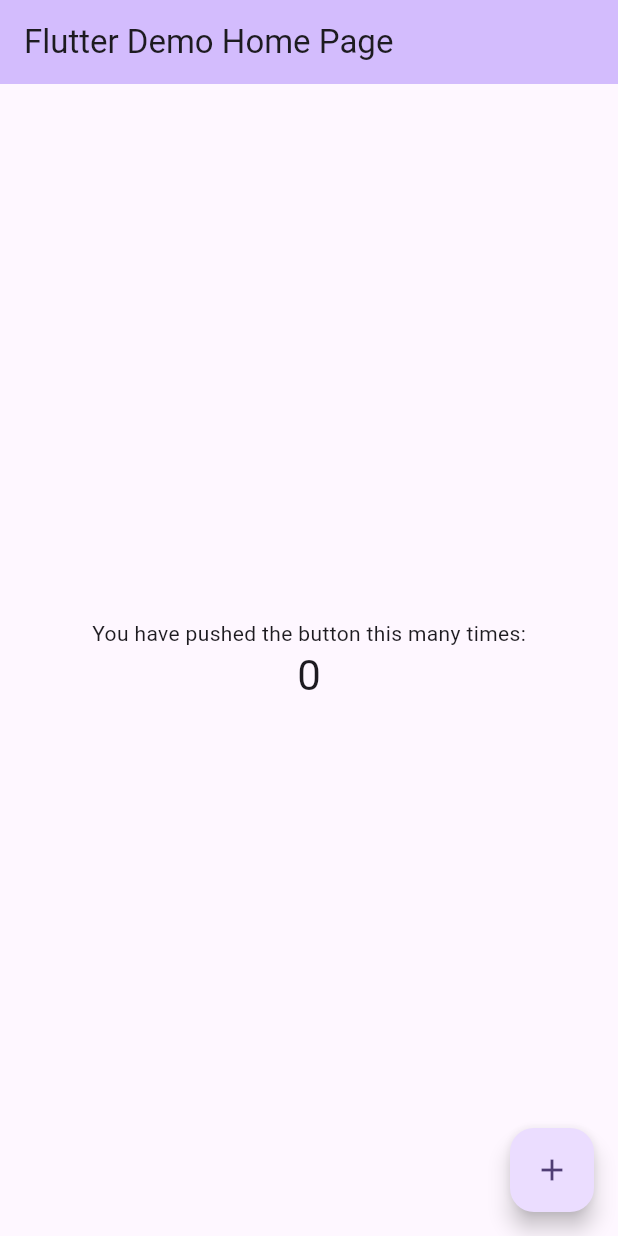
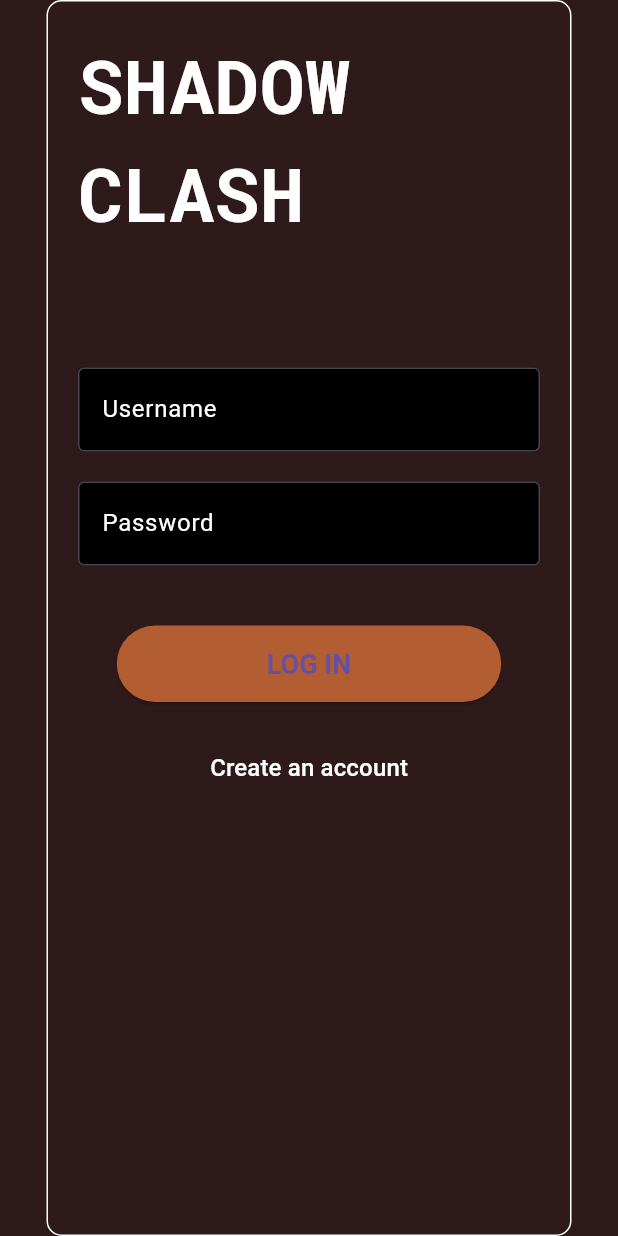
Before and after one commit to GinKun-project/Niraj-mobile-app, a Flutter app: the screen it shows after launch, on a phone screen of 412 x 824 dp. Run offline on Flutter 3.47's test engine with Material 3 defaults, Android fonts, the phone set to English and light mode, and no system bars; missing offline and left inert: flame.

Commit message:
second commit

```diff
--- a/lib/main.dart
+++ b/lib/main.dart
@@ -1,67 +1,26 @@
 import 'package:flutter/material.dart';
+import 'package:shadow_clash/ui/login_screen.dart';
+import 'package:shadow_clash/ui/character_select_screen.dart';
+import 'package:shadow_clash/ui/sign_up_screen.dart'; // Import Character Select
 
 void main() {
-  runApp(const MyApp());
+  runApp(MyApp());
 }
 
 class MyApp extends StatelessWidget {
-  const MyApp({super.key});
-
   @override
   Widget build(BuildContext context) {
     return MaterialApp(
-      title: 'Flutter Demo',
-      theme: ThemeData(
-        colorScheme: ColorScheme.fromSeed(seedColor: Colors.deepPurple),
-      ),
-      home: const MyHomePage(title: 'Flutter Demo Home Page'),
+      title: 'Shadow Clash',
+      theme: ThemeData(primarySwatch: Colors.red),
+      home: LoginScreen(), // Start with LoginScreen
+      routes: {
+        '/login': (context) => LoginScreen(),
+        '/signup': (context) => SignUpScreen(),
+        '/character_select':
+            (context) =>
+                CharacterSelectScreen(), // Add route for Character Select
+      },
     );
   }
 }
-
-class MyHomePage extends StatefulWidget {
-  const MyHomePage({super.key, required this.title});
-
-  final String title;
-
-  @override
-  State<MyHomePage> createState() => _MyHomePageState();
-}
-
-class _MyHomePageState extends State<MyHomePage> {
-  int _counter = 0;
-
-  void _incrementCounter() {
-    setState(() {
-      _counter++;
-    });
-  }
-
-  @override
-  Widget build(BuildContext context) {
-    return Scaffold(
-      appBar: AppBar(
-        backgroundColor: Theme.of(context).colorScheme.inversePrimary,
-
-        title: Text(widget.title),
-      ),
-      body: Center(
-        child: Column(
-          mainAxisAlignment: MainAxisAlignment.center,
-          children: <Widget>[
-            const Text('You have pushed the button this many times:'),
-            Text(
-              '$_counter',
-              style: Theme.of(context).textTheme.headlineMedium,
-            ),
-          ],
-        ),
-      ),
-      floatingActionButton: FloatingActionButton(
-        onPressed: _incrementCounter,
-        tooltip: 'Increment',
-        child: const Icon(Icons.add),
-      ),
-    );
-  }
-}
--- /dev/null
+++ b/lib/ui/login_screen.dart
@@ -0,0 +1,99 @@
+import 'package:flame/flame.dart';
+import 'package:flame/game.dart';
+import 'package:flutter/material.dart';
+import 'package:shadow_clash/ui/sign_up_screen.dart';
+
+class LoginScreen extends StatelessWidget {
+  final TextEditingController usernameController = TextEditingController();
+  final TextEditingController passwordController = TextEditingController();
+
+  @override
+  Widget build(BuildContext context) {
+    return Scaffold(
+      backgroundColor: Color(0xFF2E1A1A), // Dark red background color
+      body: Center(
+        child: Container(
+          width: 350,
+          padding: const EdgeInsets.all(20),
+          decoration: BoxDecoration(
+            border: Border.all(color: Colors.white),
+            borderRadius: BorderRadius.circular(10),
+          ),
+          child: Column(
+            mainAxisAlignment: MainAxisAlignment.start,
+            children: [
+              // Shadow Clash title
+              Text(
+                'SHADOW CLASH',
+                style: TextStyle(
+                  fontSize: 50,
+                  fontWeight: FontWeight.bold,
+                  color: Colors.white,
+                  fontFamily: 'RobotoMono', // Pixel style font
+                ),
+              ),
+              SizedBox(height: 80),
+              // Username input field
+              TextField(
+                controller: usernameController,
+                style: TextStyle(color: Colors.white),
+                decoration: InputDecoration(
+                  labelText: 'Username',
+                  labelStyle: TextStyle(color: Colors.white),
+                  filled: true,
+                  fillColor: Colors.black,
+                  border: OutlineInputBorder(),
+                ),
+              ),
+              SizedBox(height: 20),
+              // Password input field
+              TextField(
+                controller: passwordController,
+                obscureText: true,
+                style: TextStyle(color: Colors.white),
+                decoration: InputDecoration(
+                  labelText: 'Password',
+                  labelStyle: TextStyle(color: Colors.white),
+                  filled: true,
+                  fillColor: Colors.black,
+                  border: OutlineInputBorder(),
+                ),
+              ),
+              SizedBox(height: 40),
+              // Log In button
+              ElevatedButton(
+                onPressed: () {
+                  // Handle login logic here
+                },
+                child: Text('LOG IN'),
+                style: ElevatedButton.styleFrom(
+                  backgroundColor: Color(0xFFB35D32), // Corrected property
+                  padding: EdgeInsets.symmetric(horizontal: 100, vertical: 15),
+                  textStyle: TextStyle(
+                    fontSize: 18,
+                    fontWeight: FontWeight.bold,
+                  ),
+                ),
+              ),
+              SizedBox(height: 20),
+              // Create an account link
+              TextButton(
+                onPressed: () {
+                  // Navigate to the Sign-Up screen
+                  Navigator.push(
+                    context,
+                    MaterialPageRoute(builder: (context) => SignUpScreen()),
+                  );
+                },
+                child: Text(
+                  'Create an account',
+                  style: TextStyle(color: Colors.white, fontSize: 16),
+                ),
+              ),
+            ],
+          ),
+        ),
+      ),
+    );
+  }
+}
```
Also changed, not shown: lib/ui/battle_screen.dart (added, +163 -0 lines), lib/ui/character_select_screen.dart (added, +51 -0 lines), lib/ui/sign_up_screen.dart (added, +109 -0 lines), pubspec.yaml (+15 -69 lines), pubspec.lock, 1 other file.
